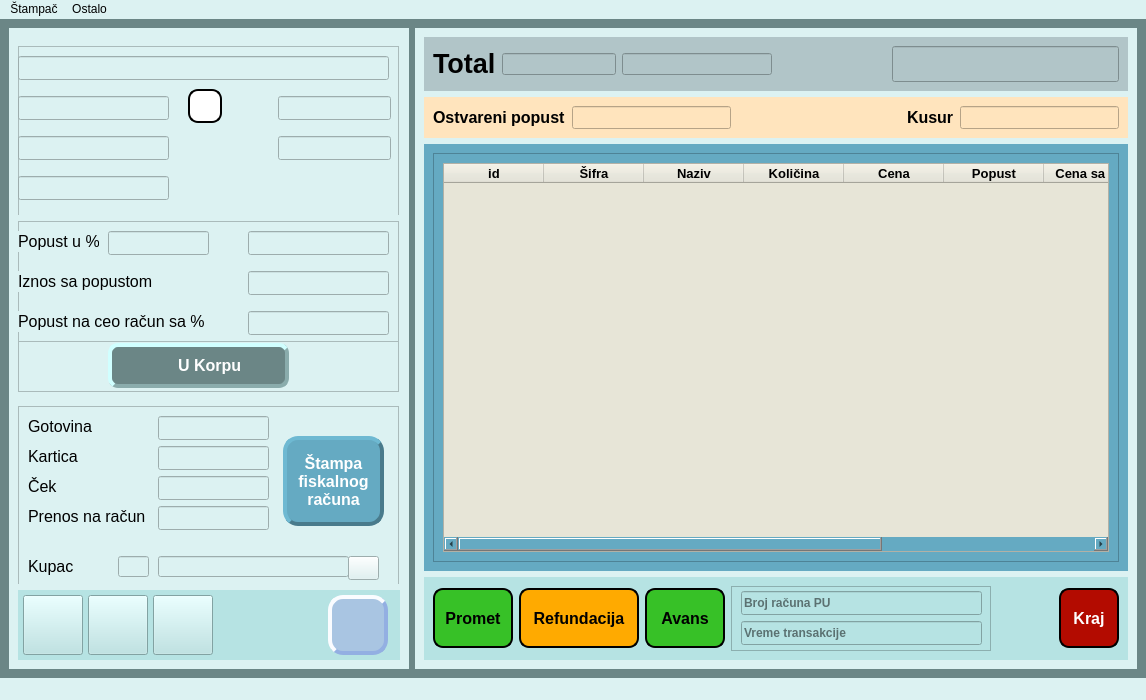
First picture: the form in ui/main_window.ui, repository ljuba17/desktop_pos, before the edit.
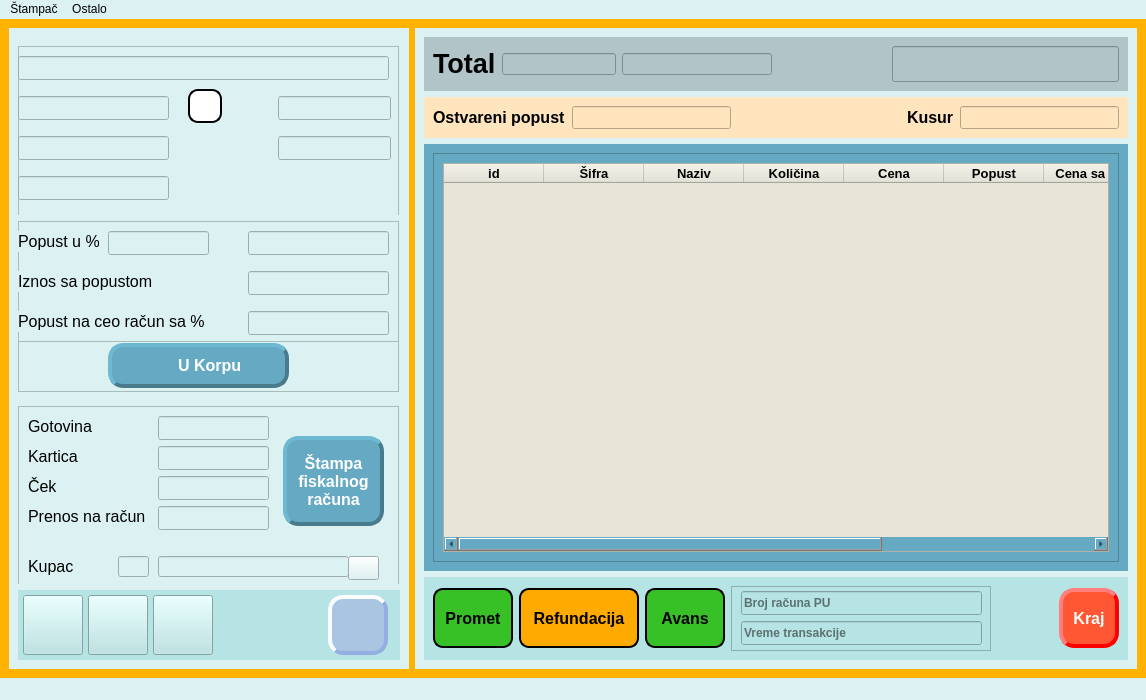
Second picture: the form after the edit. Icons and pictures are not drawn.

Commit message: style: Stilizacija glavnog prozora i dijaloga svi racuni

```diff
--- a/ui/main_window.ui
+++ b/ui/main_window.ui
@@ -28,7 +28,8 @@
   </property>
   <widget class="QWidget" name="centralwidget">
    <property name="styleSheet">
-    <string notr="true">background-color: rgb(107, 134, 134);
+    <string notr="true">
+background-color: rgb(255, 179, 0);
 </string>
    </property>
    <layout class="QHBoxLayout" name="horizontalLayout">
@@ -501,12 +502,12 @@
            </property>
            <property name="styleSheet">
             <string notr="true">QPushButton#btnKorpa {
-	border-style:outset;
-	background-color: rgb(107, 134, 134);
-	color: white; /* Bela boja teksta */
+	background-color: #65aac2;
+	color: rgb(255, 255, 255);
+    border-style:outset;
 	border-width:4px;
-	border-radius:10px;
-	border-color:#8aacac;
+	border-radius:15px;
+	border-color:#497b8c;
 	padding:10px;
 }
 QPushButton#btnKorpa:hover {
@@ -1962,13 +1963,13 @@
             </property>
             <property name="styleSheet">
              <string notr="true">QPushButton#btnKraj {
-	background-color: #b30b00;
-	color: rgb(255, 255, 255);
-    border-style:outset;
-	border-width:2px;
-	border-radius:10px;
-	border-color:black;
-	padding:10px;
+	background-color: #FF5733;
+    color: white;
+     border-style: outset;
+     border-width: 4px;
+     border-radius: 15px;
+     border-color: red;
+     padding: 10px;
 }
 QPushButton#btnKraj:hover {
     background-color: #e60c00; 
```
Left out of the diff: 7 changed lines with no effect on the pictures. The commit also changes 1 other file.
